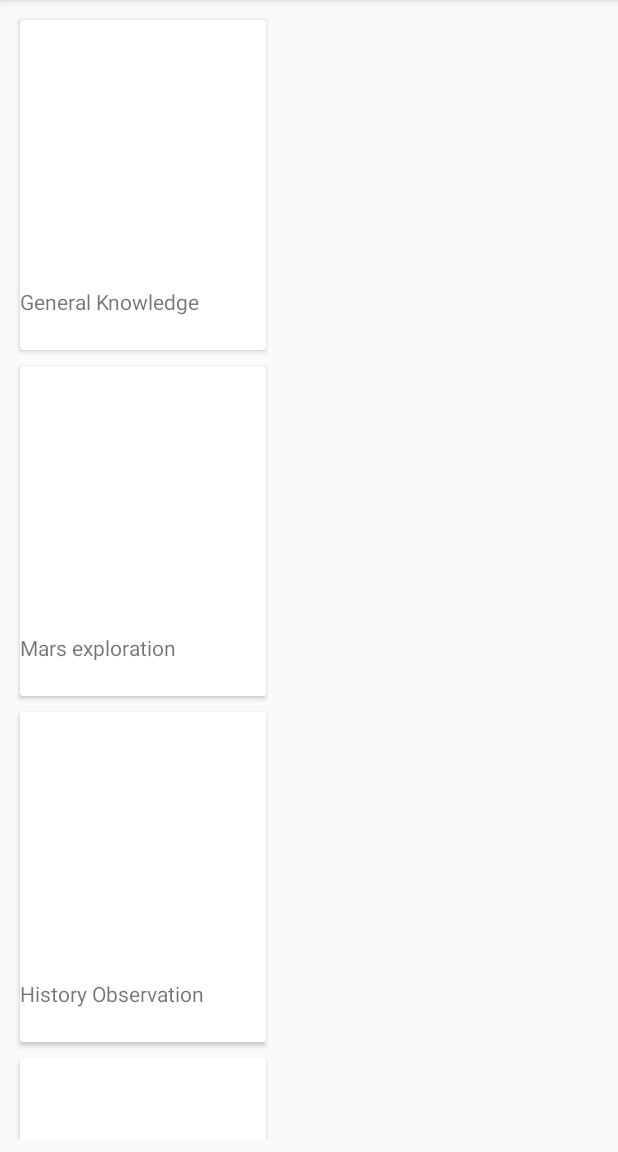
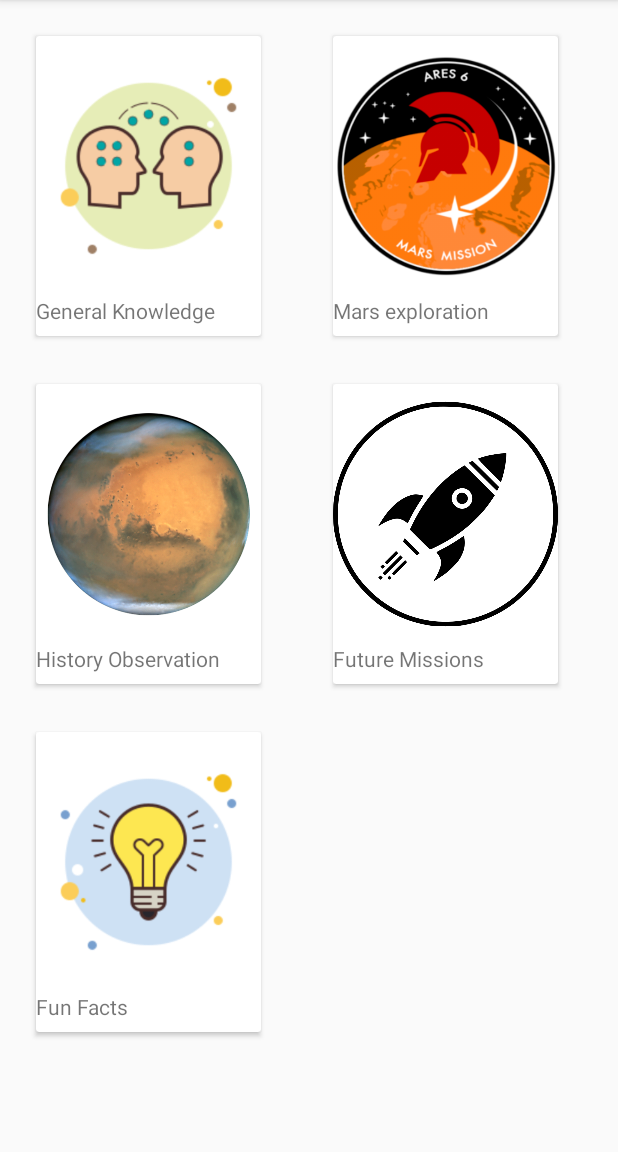
Before and after one commit to IrisLi0912/GamifiedLearning, an Android app: the TopicMain screen opened directly, with no data from a screen before it, after a tap on "General Knowledge", on a phone screen of 412 x 824 dp, the part 84-1236 px from its top. Run offline under Robolectric (Android 15) with nearby library versions, the phone set to English and light mode, and no system bars.

Commit message:
Topic list Update Iris

```diff
--- a/app/src/main/java/au/edu/unsw/infs3634/gamifiedlearning/MainTopicsCategory.java
+++ b/app/src/main/java/au/edu/unsw/infs3634/gamifiedlearning/MainTopicsCategory.java
@@ -6,10 +6,10 @@ import java.util.ArrayList;
 public class MainTopicsCategory {
 
     private String topicCategory;
-    private String imageName;
+    private int imageName;
 
 
-    public MainTopicsCategory(String topicCategory, String imageName) {
+    public MainTopicsCategory(String topicCategory, int imageName) {
         this.topicCategory = topicCategory;
         this.imageName = imageName;
 
@@ -18,15 +18,15 @@ public class MainTopicsCategory {
 
     public static ArrayList<MainTopicsCategory> getMainTopicsCategory() {
         ArrayList<MainTopicsCategory> maintopics = new ArrayList<>();
-        maintopics.add(new MainTopicsCategory("General Knowledge", "gk"));
+        maintopics.add(new MainTopicsCategory("General Knowledge", R.drawable.gk));
 
-        maintopics.add(new MainTopicsCategory("Mars exploration", "marsexploration"));
+        maintopics.add(new MainTopicsCategory("Mars exploration", R.drawable.marsexploration));
 
-        maintopics.add(new MainTopicsCategory("History Observation", "marshistory"));
+        maintopics.add(new MainTopicsCategory("History Observation", R.drawable.marshistory));
 
-        maintopics.add(new MainTopicsCategory("Future Missions", "mission"));
+        maintopics.add(new MainTopicsCategory("Future Missions", R.drawable.mission));
 
-        maintopics.add(new MainTopicsCategory("Fun Facts", "fun_facts"));
+        maintopics.add(new MainTopicsCategory("Fun Facts", R.drawable.fun_facts));
 
         return maintopics;
 
@@ -40,11 +40,11 @@ public class MainTopicsCategory {
         this.topicCategory = topicCategory;
     }
 
-    public String getImageName() {
+    public int getImageName() {
         return imageName;
     }
 
-    public void setImageName(String imageName) {
+    public void setImageName(int imageName) {
         this.imageName = imageName;
     }
 }
--- a/app/src/main/java/au/edu/unsw/infs3634/gamifiedlearning/TopicAdapter.java
+++ b/app/src/main/java/au/edu/unsw/infs3634/gamifiedlearning/TopicAdapter.java
@@ -2,6 +2,7 @@ package au.edu.unsw.infs3634.gamifiedlearning;
 
 
         import android.content.Context;
+        import android.content.Intent;
         import android.view.LayoutInflater;
         import android.view.View;
         import android.view.ViewGroup;
@@ -9,6 +10,7 @@ package au.edu.unsw.infs3634.gamifiedlearning;
         import android.widget.TextView;
 
         import androidx.annotation.NonNull;
+        import androidx.cardview.widget.CardView;
         import androidx.recyclerview.widget.RecyclerView;
 
         import java.util.ArrayList;
@@ -36,18 +38,24 @@ public class TopicAdapter extends RecyclerView.Adapter<TopicAdapter.ViewHolder>{
     @Override
     public void onBindViewHolder(@NonNull ViewHolder holder, final int position) {
         MainTopicsCategory item = mLists.get(position);
-
-        int image = context.getResources().getIdentifier(item.getImageName(),
-                "drawable", "com.example.gamifiedlearning");
-        holder.iv_topicCategory.setImageResource(image);
+        holder.iv_topicCategory.setImageResource(item.getImageName());
         holder.tv_mtopicTittle.setText(item.getTopicCategory());
         holder.itemView.setOnClickListener(new View.OnClickListener() {
             @Override
             public void onClick(View v) {
-                if (onItemClickListener != null) {
-                    onItemClickListener.onItemClick(position);
+                Intent intent = new Intent(context,SubTopic.class);
+
+                // passing data to the book activity
+//                intent.putExtra("Title",mLists.get(position).getTitle());
+//                intent.putExtra("Description",mLists.get(position).getDescription());
+//                intent.putExtra("Thumbnail",mLists.get(position).getThumbnail());
+                // start the activity
+                context.startActivity(intent);
+
+//                if (onItemClickListener != null) {
+//                    onItemClickListener.onItemClick(position);
                 }
-            }
+
         });
     }
 
@@ -67,11 +75,14 @@ public class TopicAdapter extends RecyclerView.Adapter<TopicAdapter.ViewHolder>{
     public class ViewHolder extends RecyclerView.ViewHolder{
         TextView tv_mtopicTittle;
         ImageView iv_topicCategory;
+        CardView tv_cardView;
 
         public ViewHolder(@NonNull View itemView){
             super(itemView);
             tv_mtopicTittle = itemView.findViewById(R.id.tv_mtopicTittle);
             iv_topicCategory = itemView.findViewById(R.id.iv_topicCategory);
+            tv_cardView = itemView.findViewById(R.id.tv_cardview);
+
 
 
         }
--- a/app/src/main/java/au/edu/unsw/infs3634/gamifiedlearning/TopicMain.java
+++ b/app/src/main/java/au/edu/unsw/infs3634/gamifiedlearning/TopicMain.java
@@ -1,6 +1,7 @@
 package au.edu.unsw.infs3634.gamifiedlearning;
 
         import androidx.appcompat.app.AppCompatActivity;
+        import androidx.recyclerview.widget.GridLayoutManager;
         import androidx.recyclerview.widget.LinearLayoutManager;
         import androidx.recyclerview.widget.RecyclerView;
 
@@ -26,7 +27,7 @@ public class TopicMain extends AppCompatActivity {
 
 
         recyclerView = findViewById(R.id.tv_topliclist);
-        recyclerView.setLayoutManager(new LinearLayoutManager(this));
+        recyclerView.setLayoutManager(new GridLayoutManager(this,2));
 
         allTopic = MainTopicsCategory.getMainTopicsCategory();
         adapterList = new ArrayList<>();
--- a/app/src/main/res/layout/activity_topic_category_list.xml
+++ b/app/src/main/res/layout/activity_topic_category_list.xml
@@ -3,10 +3,10 @@
     xmlns:app="http://schemas.android.com/apk/res-auto"
     xmlns:cardview="http://schemas.android.com/tools"
 
-    android:layout_width="164dp"
-    android:layout_height="220dp"
-
-    android:layout_margin="5dp"
+    android:layout_width="150dp"
+    android:layout_height="200dp"
+    android:id="@+id/tv_cardview"
+    android:layout_margin="16dp"
     android:background="@drawable/marsbg"
     cardview:cardCornerRadius="4dp">
 
@@ -18,13 +18,12 @@
         <ImageView
             android:id="@+id/iv_topicCategory"
             android:layout_width="match_parent"
-            android:layout_height="178dp"
-            app:srcCompat="@drawable/gk" />
+            android:layout_height="173dp" />
 
         <TextView
             android:id="@+id/tv_mtopicTittle"
             android:layout_width="match_parent"
-            android:layout_height="40dp"
+            android:layout_height="29dp"
             android:text="Topic tittle"
             android:textSize="14sp" />
 
```
Also changed, not shown: app/src/main/res/drawable/marsexploration.png (renamed from app/src/main/res/drawable/marsexporlation.png).
